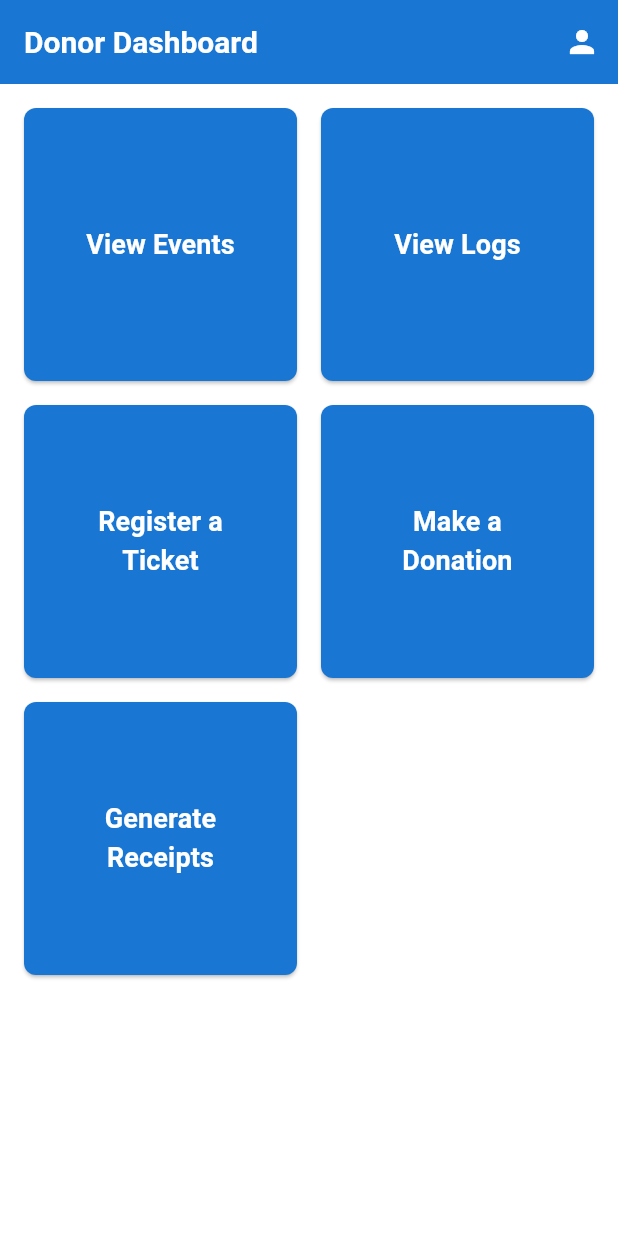
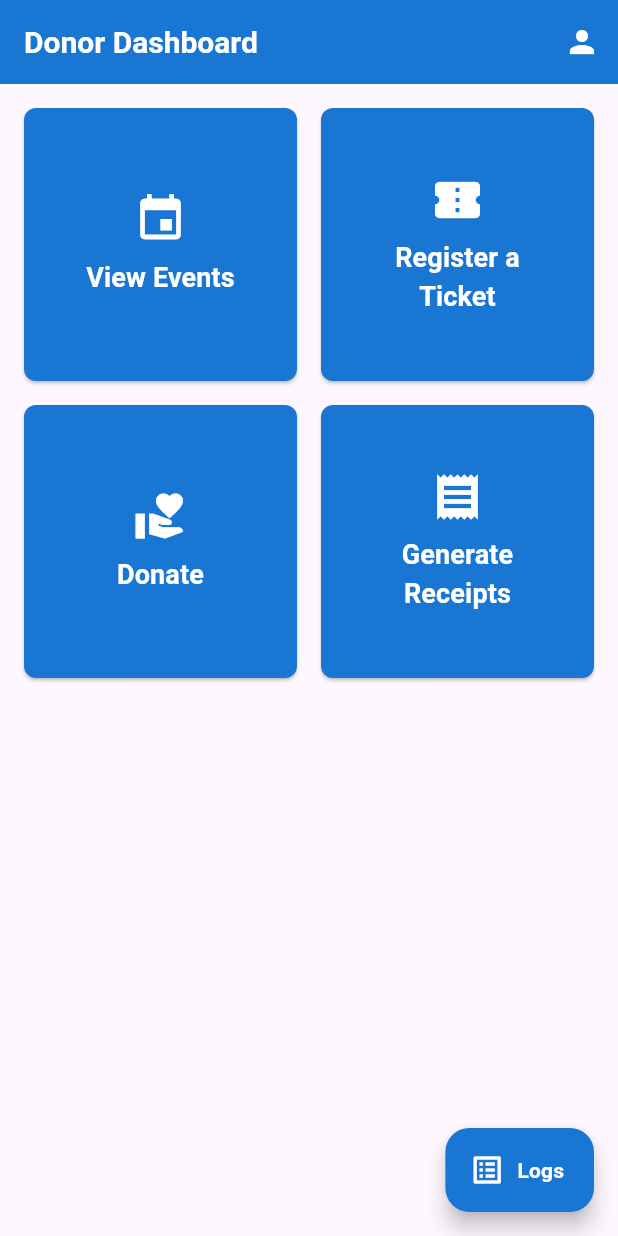
Before and after one commit to Ahmed-Eldera/Orphange, a Flutter app: the DonorDashboard screen opened by its route, on a phone screen of 412 x 824 dp. Run offline on Flutter 3.47's test engine with Material 3 defaults, Android fonts, the phone set to English and light mode, and no system bars; our stand-ins replace cloud_firestore, firebase_core; accounts and stored records are empty.

Commit message:
Updated Donor Dashboard View Page

```diff
--- a/lib/views/donor_dashboard.dart
+++ b/lib/views/donor_dashboard.dart
@@ -1,7 +1,7 @@
 import 'package:flutter/material.dart';
 
 class DonorDashboard extends StatelessWidget {
-  const DonorDashboard({Key? key}) : super(key: key);
+  const DonorDashboard({super.key});
 
   @override
   Widget build(BuildContext context) {
@@ -33,27 +33,65 @@ class DonorDashboard extends StatelessWidget {
           ),
         ],
       ),
-      body: Container(
-        color: Colors.white,
+      body: SingleChildScrollView(
+        child: Padding(
           padding: const EdgeInsets.all(16.0),
-        child: GridView.count(
+          child: Column(
+            children: [
+              GridView.count(
                 crossAxisCount: 2,
                 crossAxisSpacing: 16.0,
                 mainAxisSpacing: 16.0,
                 childAspectRatio: 1,
+                shrinkWrap: true,
+                physics: const NeverScrollableScrollPhysics(),
                 children: [
-            _buildDashboardButton('View Events', () {}),
-            _buildDashboardButton('View Logs', () {}),
-            _buildDashboardButton('Register a Ticket', () {}),
-            _buildDashboardButton('Make a Donation', () {}),
-            _buildDashboardButton('Generate Receipts', () {}),
+                  _buildDashboardButton(
+                    'View Events',
+                    Icons.event,
+                        () {},
+                  ),
+                  _buildDashboardButton(
+                    'Register a Ticket',
+                    Icons.confirmation_num,
+                        () {},
+                  ),
+                  _buildDashboardButton(
+                    'Donate',
+                    Icons.volunteer_activism,
+                        () {},
+                  ),
+                  _buildDashboardButton(
+                    'Generate Receipts',
+                    Icons.receipt,
+                        () {},
+                  ),
                 ],
+              ),
+            ],
+          ),
+        ),
+      ),
+      floatingActionButton: FloatingActionButton.extended(
+        onPressed: () {
+        },
+        backgroundColor: Colors.blue.shade700,
+        icon: const Icon(
+          Icons.list_alt,
+          color: Colors.white,
+        ),
+        label: const Text(
+          'Logs',
+          style: TextStyle(
+            color: Colors.white,
+            fontWeight: FontWeight.bold,
+          ),
         ),
       ),
     );
   }
 
-  Widget _buildDashboardButton(String label, VoidCallback onPressed) {
+  Widget _buildDashboardButton(String label, IconData icon, VoidCallback onPressed) {
     return ElevatedButton(
       onPressed: onPressed,
       style: ElevatedButton.styleFrom(
@@ -62,7 +100,16 @@ class DonorDashboard extends StatelessWidget {
           borderRadius: BorderRadius.circular(8.0),
         ),
       ),
-      child: Text(
+      child: Column(
+        mainAxisAlignment: MainAxisAlignment.center,
+        children: [
+          Icon(
+            icon,
+            color: Colors.white,
+            size: 36,
+          ),
+          const SizedBox(height: 8),
+          Text(
             label,
             style: const TextStyle(
               color: Colors.white,
@@ -72,12 +119,14 @@ class DonorDashboard extends StatelessWidget {
             ),
             textAlign: TextAlign.center,
           ),
+        ],
+      ),
     );
   }
 }
 
 class ProfilePlaceholderPage extends StatelessWidget {
-  const ProfilePlaceholderPage({Key? key}) : super(key: key);
+  const ProfilePlaceholderPage({super.key});
 
   @override
   Widget build(BuildContext context) {
```
Lines whose indentation alone changed are shown as unchanged.
